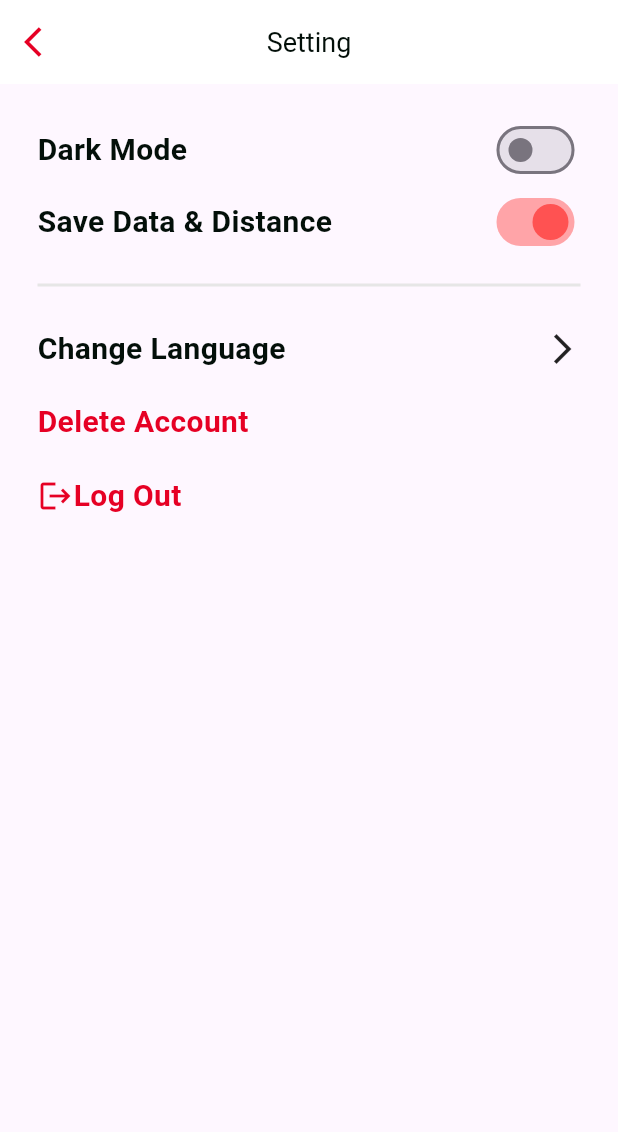
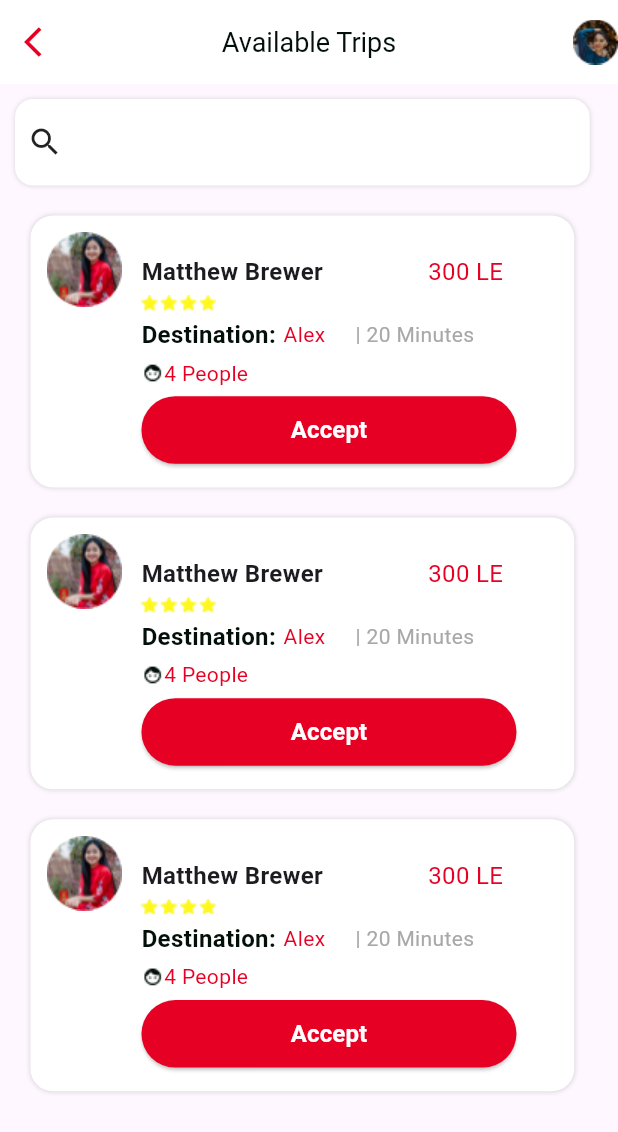
Before and after one commit to MoNia1126/Rover, a Flutter app: the screen it shows after launch, on a phone screen of 412 x 824 dp. Shown: the top 1132 px of the screen. Run offline on Flutter 3.47's test engine with Material 3 defaults, Android fonts, the phone set to English and light mode, and no system bars.

Commit message:
available Trips Page

```diff
--- /dev/null
+++ b/lib/Available Trips/availableTrips_screen.dart
@@ -0,0 +1,472 @@
+import 'package:flutter/material.dart';
+
+class AvailableScreen extends StatelessWidget {
+  @override
+  Widget build(BuildContext context) {
+    return Scaffold(
+        appBar: AppBar(
+          title: Text(
+            'Available Trips',
+            style: TextStyle(
+              color: Color(0xff030F09),
+              fontSize: 18,
+            ),
+          ),
+          centerTitle: true,
+          leading: Icon(
+            Icons.arrow_back_ios,
+            color: Color(0xffE60024),
+          ),
+          actions: [
+            Image.asset(
+              'assets/images/profile.png',
+            )
+          ],
+          backgroundColor: Colors.white,
+        ),
+        body: Column(children: [
+          // Flexible(
+          //   flex: 1,
+          //   child: Padding(
+          //     padding: const EdgeInsets.all(12),
+          //     child: TextField(
+          //       cursorColor: Colors.red,
+          //       decoration: InputDecoration(
+          //           // fillColor: Color(0xffFFFFFF),
+          //           fillColor: Colors.red,
+          //           filled: true,
+          //           border: OutlineInputBorder(
+          //             borderRadius: BorderRadius.circular(15),
+          //             borderSide: BorderSide.none,
+          //             // borderSide: BorderSide(color: Colors.red),
+          //           ),
+          //           hintText: 'Search',
+          //           hintStyle: TextStyle(color: Colors.grey, fontSize: 18),
+          //           prefixIcon: Container(
+          //               padding: EdgeInsets.all(12),
+          //               child: Icon(
+          //                 Icons.search,
+          //                 color: Colors.black,
+          //               ))),
+          //     ),
+          //   ),
+          // ),
+          Container(
+            height: MediaQuery.sizeOf(context).height * 0.07,
+            width: MediaQuery.sizeOf(context).width * 0.93,
+            margin: EdgeInsets.all(10),
+            decoration: BoxDecoration(
+                borderRadius: BorderRadius.circular(12),
+                color: Color(0xffFFFFFF),
+                boxShadow: [
+                  BoxShadow(
+                    blurRadius: 2,
+                    offset: Offset(0, 0),
+                    color: Colors.grey.withOpacity(0.4),
+                  )
+                ]),
+            child: Container(
+              margin: EdgeInsets.all(8),
+              child: Row(
+                children: [
+                  Icon(
+                    Icons.search,
+                    // color: Colors.black,
+                  )
+                ],
+              ),
+            ),
+          ),
+          Container(
+            height: MediaQuery.sizeOf(context).height * 0.22,
+            width: MediaQuery.sizeOf(context).width * 0.88,
+            margin: EdgeInsets.all(10),
+            decoration: BoxDecoration(
+                borderRadius: BorderRadius.circular(15),
+                color: Color(0xffFFFFFF),
+                boxShadow: [
+                  BoxShadow(
+                    blurRadius: 2,
+                    offset: Offset(0, 0),
+                    color: Colors.grey.withOpacity(0.4),
+                  )
+                ]),
+            child: Container(
+              padding: EdgeInsets.all(6),
+              child: Row(
+                crossAxisAlignment: CrossAxisAlignment.start,
+                children: [
+                  Container(
+                    width: 60,
+                    height: 60,
+                    decoration: BoxDecoration(
+                      borderRadius: BorderRadius.circular(35),
+                      image: DecorationImage(
+                          image: AssetImage("assets/images/person.png")),
+                    ),
+                  ),
+                  SizedBox(
+                    width: 8,
+                  ),
+                  Container(
+                    // padding: EdgeInsets.only(top: 25),
+                    margin: EdgeInsets.only(top: 20),
+                    child: Column(
+                      crossAxisAlignment: CrossAxisAlignment.start,
+                      children: [
+                        Row(
+                          children: [
+                            Text('Matthew Brewer',
+                                style: TextStyle(
+                                    fontSize: 16.0,
+                                    fontWeight: FontWeight.bold)),
+                            SizedBox(width: 70),
+                            Text('300 LE',
+                                style: TextStyle(
+                                    fontSize: 16.0, color: Color(0xffE60024))),
+                          ],
+                        ),
+                        SizedBox(
+                          height: 4,
+                        ),
+                        Row(
+                          mainAxisAlignment: MainAxisAlignment.start,
+                          children: [
+                            Image.asset('assets/images/rate.png'),
+                          ],
+                        ),
+                        SizedBox(
+                          height: 4,
+                        ),
+                        Row(
+                          children: [
+                            Text(
+                              'Destination:',
+                              style: TextStyle(
+                                fontWeight: FontWeight.bold,
+                                fontSize: 16,
+                                color: Color(0xff030F09),
+                              ),
+                            ),
+                            SizedBox(
+                              width: 5,
+                            ),
+                            Text(
+                              'Alex',
+                              style: TextStyle(color: Color(0xffE60024)),
+                            ),
+                            SizedBox(width: 20),
+                            Text(
+                              '| 20 Minutes',
+                              style: TextStyle(color: Color(0xffA8A8A8)),
+                            ),
+                          ],
+                        ),
+                        SizedBox(height: 4),
+                        Row(
+                            mainAxisAlignment: MainAxisAlignment.spaceBetween,
+                            children: [
+                              Image.asset('assets/images/pepo.png'),
+                              Text(
+                                '4 People',
+                                style: TextStyle(
+                                  color: Color(0xffE60024),
+                                ),
+                              )
+                            ]),
+                        SizedBox(
+                          height: 4,
+                        ),
+                        Row(
+                          children: [
+                            ElevatedButton(
+                              onPressed: () {
+                                // Handle accept trip button press
+                              },
+                              style: ElevatedButton.styleFrom(
+                                  backgroundColor: Color(0xffE60024),
+                                  shape: RoundedRectangleBorder(
+                                    borderRadius: BorderRadius.circular(25),
+                                  ),
+                                  minimumSize: Size(250, 45)),
+                              child: Text(
+                                'Accept',
+                                style: TextStyle(
+                                  fontSize: 16,
+                                  fontWeight: FontWeight.bold,
+                                  color: Color(0xffFFFFFF),
+                                ),
+                              ),
+                            ),
+                          ],
+                        ),
+                      ],
+                    ),
+                  )
+                ],
+              ),
+            ),
+          ),
+          Container(
+            height: MediaQuery.sizeOf(context).height * 0.22,
+            width: MediaQuery.sizeOf(context).width * 0.88,
+            margin: EdgeInsets.all(10),
+            decoration: BoxDecoration(
+                borderRadius: BorderRadius.circular(15),
+                color: Color(0xffFFFFFF),
+                boxShadow: [
+                  BoxShadow(
+                    blurRadius: 2,
+                    offset: Offset(0, 0),
+                    color: Colors.grey.withOpacity(0.4),
+                  )
+                ]),
+            child: Container(
+              padding: EdgeInsets.all(6),
+              child: Row(
+                crossAxisAlignment: CrossAxisAlignment.start,
+                children: [
+                  Container(
+                    width: 60,
+                    height: 60,
+                    decoration: BoxDecoration(
+                      borderRadius: BorderRadius.circular(35),
+                      image: DecorationImage(
+                          image: AssetImage("assets/images/person.png")),
+                    ),
+                  ),
+                  SizedBox(
+                    width: 8,
+                  ),
+                  Container(
+                    // padding: EdgeInsets.only(top: 25),
+                    margin: EdgeInsets.only(top: 20),
+                    child: Column(
+                      crossAxisAlignment: CrossAxisAlignment.start,
+                      children: [
+                        Row(
+                          children: [
+                            Text('Matthew Brewer',
+                                style: TextStyle(
+                                    fontSize: 16.0,
+                                    fontWeight: FontWeight.bold)),
+                            SizedBox(width: 70),
+                            Text('300 LE',
+                                style: TextStyle(
+                                    fontSize: 16.0, color: Color(0xffE60024))),
+                          ],
+                        ),
+                        SizedBox(
+                          height: 4,
+                        ),
+                        Row(
+                          mainAxisAlignment: MainAxisAlignment.start,
+                          children: [
+                            Image.asset('assets/images/rate.png'),
+                          ],
+                        ),
+                        SizedBox(
+                          height: 4,
+                        ),
+                        Row(
+                          children: [
+                            Text(
+                              'Destination:',
+                              style: TextStyle(
+                                fontWeight: FontWeight.bold,
+                                fontSize: 16,
+                                color: Color(0xff030F09),
+                              ),
+                            ),
+                            SizedBox(
+                              width: 5,
+                            ),
+                            Text(
+                              'Alex',
+                              style: TextStyle(color: Color(0xffE60024)),
+                            ),
+                            SizedBox(width: 20),
+                            Text(
+                              '| 20 Minutes',
+                              style: TextStyle(color: Color(0xffA8A8A8)),
+                            ),
+                          ],
+                        ),
+                        SizedBox(height: 4),
+                        Row(
+                            mainAxisAlignment: MainAxisAlignment.spaceBetween,
+                            children: [
+                              Image.asset('assets/images/pepo.png'),
+                              Text(
+                                '4 People',
+                                style: TextStyle(
+                                  color: Color(0xffE60024),
+                                ),
+                              )
+                            ]),
+                        SizedBox(
+                          height: 4,
+                        ),
+                        Row(
+                          children: [
+                            ElevatedButton(
+                              onPressed: () {
+                                // Handle accept trip button press
+                              },
+                              style: ElevatedButton.styleFrom(
+                                  backgroundColor: Color(0xffE60024),
+                                  shape: RoundedRectangleBorder(
+                                    borderRadius: BorderRadius.circular(25),
+                                  ),
+                                  minimumSize: Size(250, 45)),
+                              child: Text(
+                                'Accept',
+                                style: TextStyle(
+                                  fontSize: 16,
+                                  fontWeight: FontWeight.bold,
+                                  color: Color(0xffFFFFFF),
+                                ),
+                              ),
+                            ),
+                          ],
+                        ),
+                      ],
+                    ),
+                  )
+                ],
+              ),
+            ),
+          ),
+          Container(
+            height: MediaQuery.sizeOf(context).height * 0.22,
+            width: MediaQuery.sizeOf(context).width * 0.88,
+            margin: EdgeInsets.all(10),
+            decoration: BoxDecoration(
+                borderRadius: BorderRadius.circular(15),
+                color: Color(0xffFFFFFF),
+                boxShadow: [
+                  BoxShadow(
+                    blurRadius: 2,
+                    offset: Offset(0, 0),
+                    color: Colors.grey.withOpacity(0.4),
+                  )
+                ]),
+            child: Container(
+              padding: EdgeInsets.all(6),
+              child: Row(
+                crossAxisAlignment: CrossAxisAlignment.start,
+                children: [
+                  Container(
+                    width: 60,
+                    height: 60,
+                    decoration: BoxDecoration(
+                      borderRadius: BorderRadius.circular(35),
+                      image: DecorationImage(
+                          image: AssetImage("assets/images/person.png")),
+                    ),
+                  ),
+                  SizedBox(
+                    width: 8,
+                  ),
+                  Container(
+                    // padding: EdgeInsets.only(top: 25),
+                    margin: EdgeInsets.only(top: 20),
+                    child: Column(
+                      crossAxisAlignment: CrossAxisAlignment.start,
+                      children: [
+                        Row(
+                          children: [
+                            Text('Matthew Brewer',
+                                style: TextStyle(
+                                    fontSize: 16.0,
+                                    fontWeight: FontWeight.bold)),
+                            SizedBox(width: 70),
+                            Text('300 LE',
+                                style: TextStyle(
+                                    fontSize: 16.0, color: Color(0xffE60024))),
+                          ],
+                        ),
+                        SizedBox(
+                          height: 4,
+                        ),
+                        Row(
+                          mainAxisAlignment: MainAxisAlignment.start,
+                          children: [
+                            Image.asset('assets/images/rate.png'),
+                          ],
+                        ),
+                        SizedBox(
+                          height: 4,
+                        ),
+                        Row(
+                          children: [
+                            Text(
+                              'Destination:',
+                              style: TextStyle(
+                                fontWeight: FontWeight.bold,
+                                fontSize: 16,
+                                color: Color(0xff030F09),
+                              ),
+                            ),
+                            SizedBox(
+                              width: 5,
+                            ),
+                            Text(
+                              'Alex',
+                              style: TextStyle(color: Color(0xffE60024)),
+                            ),
+                            SizedBox(width: 20),
+                            Text(
+                              '| 20 Minutes',
+                              style: TextStyle(color: Color(0xffA8A8A8)),
+                            ),
+                          ],
+                        ),
+                        SizedBox(height: 4),
+                        Row(
+                            mainAxisAlignment: MainAxisAlignment.spaceBetween,
+                            children: [
+                              Image.asset('assets/images/pepo.png'),
+                              Text(
+                                '4 People',
+                                style: TextStyle(
+                                  color: Color(0xffE60024),
+                                ),
+                              )
+                            ]),
+                        SizedBox(
+                          height: 4,
+                        ),
+                        Row(
+                          children: [
+                            ElevatedButton(
+                              onPressed: () {
+                                // Handle accept trip button press
+                              },
+                              style: ElevatedButton.styleFrom(
+                                  backgroundColor: Color(0xffE60024),
+                                  shape: RoundedRectangleBorder(
+                                    borderRadius: BorderRadius.circular(25),
+                                  ),
+                                  minimumSize: Size(250, 45)),
+                              child: Text(
+                                'Accept',
+                                style: TextStyle(
+                                  fontSize: 16,
+                                  fontWeight: FontWeight.bold,
+                                  color: Color(0xffFFFFFF),
+                                ),
+                              ),
+                            ),
+                          ],
+                        ),
+                      ],
+                    ),
+                  )
+                ],
+              ),
+            ),
+          ),
+        ]));
+  }
+}
--- a/lib/main.dart
+++ b/lib/main.dart
@@ -1,4 +1,6 @@
 import 'package:flutter/material.dart';
+import 'package:rover/Available%20Trips/availableTrips_screen.dart';
+import 'package:rover/My%20Trip/myTrip_screen.dart';
 import 'package:rover/Setting/setting_screen.dart';
 import 'package:rover/about/about_screen.dart';
 
@@ -6,13 +8,13 @@ void main() {
   runApp(MyApp());
 }
 
-class MyApp extends StatelessWidget{
+class MyApp extends StatelessWidget {
   @override
   Widget build(BuildContext context) {
     return MaterialApp(
       title: "rover",
       debugShowCheckedModeBanner: false,
-      home: SettingScreen(),
+      home: AvailableScreen(),
     );
   }
 
```
Also changed, not shown: assets/images/pepo.png (added), assets/images/person.png (added), assets/images/profile.png (added), assets/images/rate.png (added).
